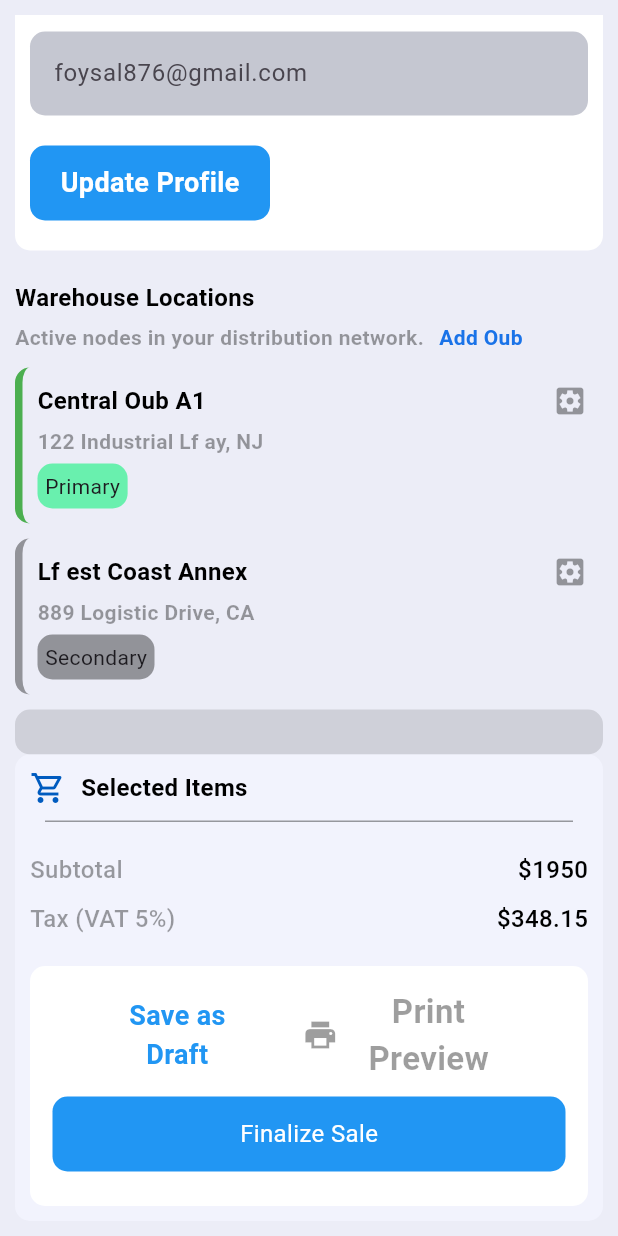
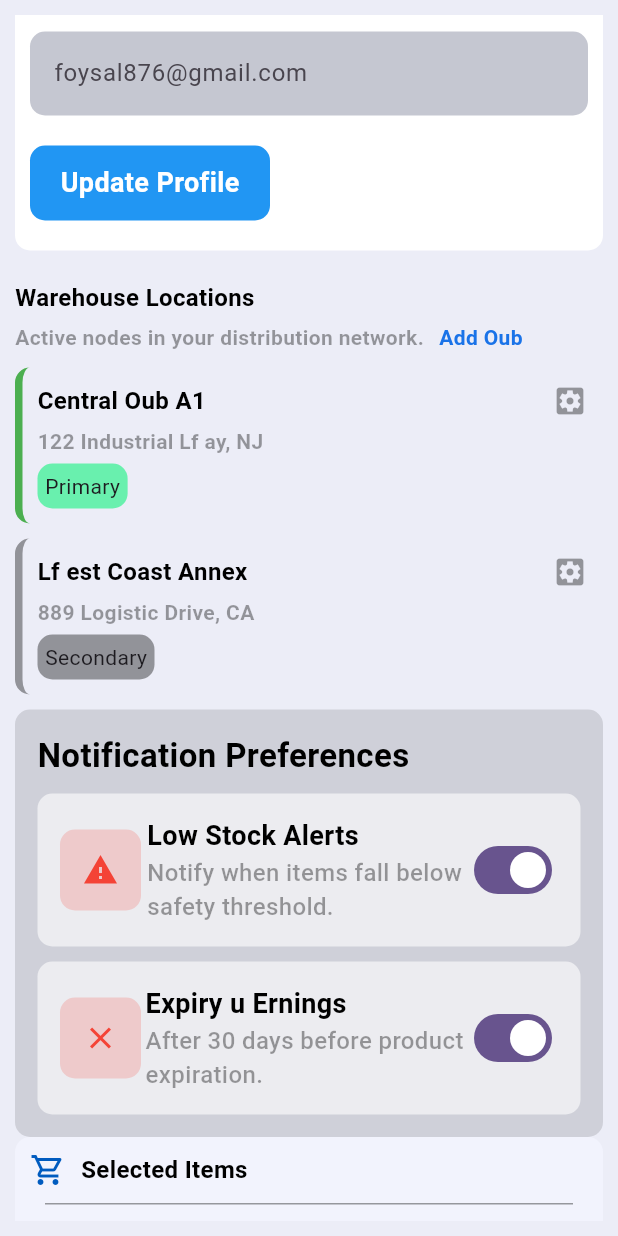
Before and after one commit to foysal012/smart_grocery_manager, a Flutter app: the MoreScreen screen opened directly, scrolled down 332 dp, on a phone screen of 412 x 824 dp. Run offline on Flutter 3.47's test engine with Material 3 defaults, Android fonts, the phone set to English and light mode, and no system bars; our stand-ins replace gap, material_symbols_icons, syncfusion_flutter_charts; missing offline and left inert: d_chart.

Commit message:
Working on notification card

```diff
--- a/lib/bottom_nav_bar/more/more_screen.dart
+++ b/lib/bottom_nav_bar/more/more_screen.dart
@@ -308,6 +308,105 @@ class _MoreScreenState extends State<MoreScreen> {
                     color: Colors.black12,
                     borderRadius: BorderRadius.all(Radius.circular(10.0))
                   ),
+                  child: Column(
+                    crossAxisAlignment: CrossAxisAlignment.start,
+                    children: [
+                      Text('Notification Preferences',
+                        style: TextStyle(
+                          fontSize: 22,
+                          fontWeight: FontWeight.bold,
+                          color: Colors.black
+                        ),
+                      ),
+                      Gap(10.0),
+
+                      Container(
+                        padding: EdgeInsets.all(15.0),
+                        decoration: BoxDecoration(
+                            color: Colors.white60,
+                            borderRadius: BorderRadius.all(Radius.circular(10.0))
+                        ),
+                        child: Row(
+                          mainAxisAlignment: MainAxisAlignment.spaceBetween,
+                          children: [
+                            Container(
+                              padding: EdgeInsets.all(15.0),
+                              decoration: BoxDecoration(
+                                  color: Colors.red.withValues(alpha: 0.2),
+                                  borderRadius: BorderRadius.all(Radius.circular(10.0))
+                              ),
+                              child: Icon(Icons.warning, color: Colors.red,),
+                            ),
+                            Column(
+                              crossAxisAlignment: CrossAxisAlignment.start,
+                              children: [
+                                Text('Low Stock Alerts',
+                                  style: TextStyle(
+                                      fontSize: 18,
+                                      fontWeight: FontWeight.bold,
+                                      color: Colors.black
+                                  ),
+                                ),
+
+                                Text('Notify when items fall below\nsafety threshold.',
+                                  style: TextStyle(
+                                      fontSize: 16,
+                                      fontWeight: FontWeight.w500,
+                                      color: Colors.black38
+                                  ),
+                                )
+                              ],
+                            ),
+                            Switch(value: true, onChanged: (value) {})
+                          ],
+                        ),
+                      ),
+
+                      Gap(10.0),
+
+                      Container(
+                        padding: EdgeInsets.all(15.0),
+                        decoration: BoxDecoration(
+                            color: Colors.white60,
+                            borderRadius: BorderRadius.all(Radius.circular(10.0))
+                        ),
+                        child: Row(
+                          mainAxisAlignment: MainAxisAlignment.spaceBetween,
+                          children: [
+                            Container(
+                              padding: EdgeInsets.all(15.0),
+                              decoration: BoxDecoration(
+                                  color: Colors.red.withValues(alpha: 0.2),
+                                  borderRadius: BorderRadius.all(Radius.circular(10.0))
+                              ),
+                              child: Icon(Icons.close_outlined, color: Colors.red,),
+                            ),
+                            Column(
+                              crossAxisAlignment: CrossAxisAlignment.start,
+                              children: [
+                                Text('Expiry u Ernings',
+                                  style: TextStyle(
+                                      fontSize: 18,
+                                      fontWeight: FontWeight.bold,
+                                      color: Colors.black
+                                  ),
+                                ),
+
+                                Text('After 30 days before product\nexpiration.',
+                                  style: TextStyle(
+                                      fontSize: 16,
+                                      fontWeight: FontWeight.w500,
+                                      color: Colors.black38
+                                  ),
+                                )
+                              ],
+                            ),
+                            Switch(value: true, onChanged: (value) {})
+                          ],
+                        ),
+                      )
+                    ],
+                  ),
                 ),
 
                 Container(
```
